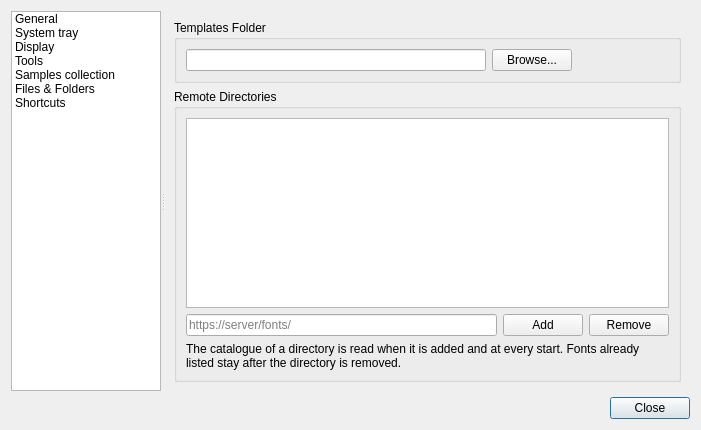
Above: src/prefs_panel.ui from eniac111/fontmatrix before the change. Below: the same form after it.
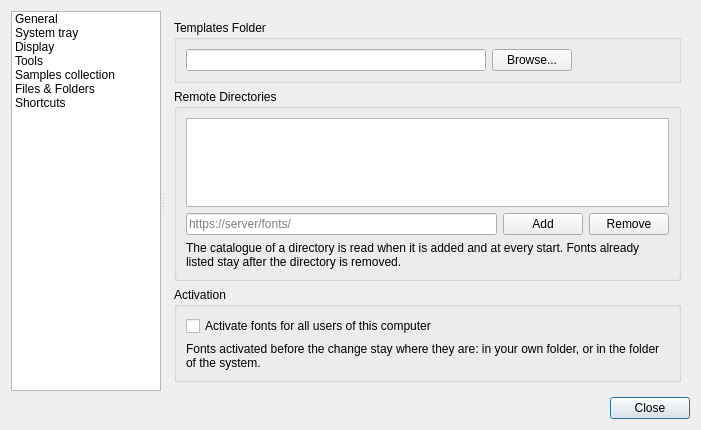
That is the form after the change. The open tabs and pages were chosen to show the change. Icons and pictures are not drawn. Custom widgets are drawn as their Qt base class.

Commit message: Activate fonts for all users through a polkit helper

Diff of the .ui file:
```diff
--- a/src/prefs_panel.ui
+++ b/src/prefs_panel.ui
@@ -783,6 +783,35 @@
           </layout>
          </widget>
         </item>
+        <item row="2" column="0" >
+         <widget class="QGroupBox" name="activationScopeBox" >
+          <property name="title" >
+           <string comment="@title:group">Activation</string>
+          </property>
+          <layout class="QVBoxLayout" name="verticalLayout_activation" >
+           <item>
+            <widget class="QCheckBox" name="systemWideCheck" >
+             <property name="text" >
+              <string comment="@option:check">Activate fonts for all users of this computer</string>
+             </property>
+             <property name="toolTip" >
+              <string comment="@info:tooltip">Asks for the administrator's password. The fonts are copied into /usr/local/share/fonts/fontmatrix and the hidden system fonts are hidden from everybody.</string>
+             </property>
+            </widget>
+           </item>
+           <item>
+            <widget class="QLabel" name="systemWideNote" >
+             <property name="text" >
+              <string comment="@info">Fonts activated before the change stay where they are: in your own folder, or in the folder of the system.</string>
+             </property>
+             <property name="wordWrap" >
+              <bool>true</bool>
+             </property>
+            </widget>
+           </item>
+          </layout>
+         </widget>
+        </item>
        </layout>
       </widget>
       <widget class="QWidget" name="page_4" >
```
The commit also changes 32 other files.
